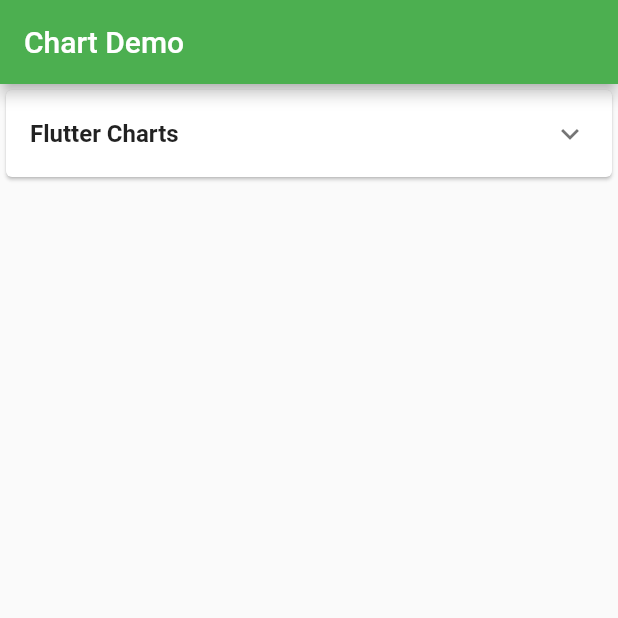
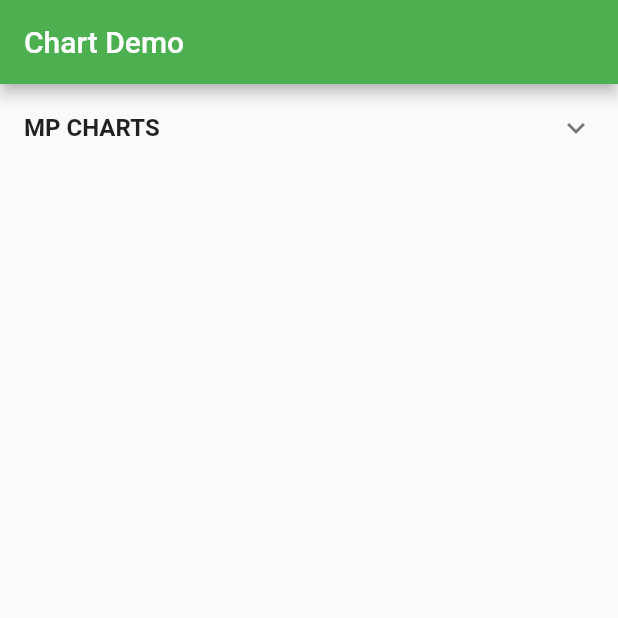
Before and after one commit to hamed-fs/flutter_chart_sample, a Flutter app: the screen it shows after launch, on a phone screen of 412 x 824 dp, the top half of it. Run offline on Flutter 3.47's test engine with Material 2 defaults, Android fonts, the phone set to English and light mode, and no system bars; our stand-ins replace permission_handler; missing offline and left inert: mp_chart.

Commit message:
- add library item and chart item models

```diff
--- /dev/null
+++ b/lib/models/chart_item.dart
@@ -0,0 +1,8 @@
+import 'package:flutter/material.dart';
+
+class ChartItem {
+  final String title;
+  final Widget screen;
+
+  ChartItem(this.title, this.screen);
+}
--- /dev/null
+++ b/lib/models/library_item.dart
@@ -0,0 +1,8 @@
+import 'package:flutter_chart_sample/models/chart_item.dart';
+
+class LibraryItem {
+  final String title;
+  final List<ChartItem> chartItems;
+
+  LibraryItem(this.title, this.chartItems);
+}
--- a/lib/pages/home_page.dart
+++ b/lib/pages/home_page.dart
@@ -1,4 +1,7 @@
 import 'package:flutter/material.dart';
+
+import 'package:flutter_chart_sample/models/chart_item.dart';
+import 'package:flutter_chart_sample/models/library_item.dart';
 import 'package:flutter_chart_sample/pages/bar_chart_page.dart';
 import 'package:flutter_chart_sample/pages/line_chart_page.dart';
 import 'package:flutter_chart_sample/pages/pie_chart_page.dart';
@@ -13,6 +16,26 @@ class HomePage extends StatefulWidget {
 }
 
 class _HomePageState extends State<HomePage> {
+  final List<LibraryItem> libraryItems = [
+    LibraryItem(
+      'MP CHARTS',
+      [
+        ChartItem(
+          'Line Chart',
+          LineChartPage(),
+        ),
+        ChartItem(
+          'Bar Chart',
+          BarChartPage(),
+        ),
+        ChartItem(
+          'Pie Chart',
+          PieChartPage(),
+        ),
+      ],
+    )
+  ];
+
   @override
   Widget build(BuildContext context) {
     return Scaffold(
@@ -21,59 +44,38 @@ class _HomePageState extends State<HomePage> {
       ),
       body: Center(
         child: Column(
-          children: <Widget>[
-            Flexible(child: _buildList(context)),
-          ],
+          children: _getListItems(context, libraryItems),
         ),
       ),
     );
   }
 }
 
-Widget _buildList(BuildContext context) {
-  return SingleChildScrollView(
-    child: Card(
-      child: ExpansionTile(
-        title: Text(
-          'Flutter Charts',
-          style: TextStyle(fontWeight: FontWeight.bold),
-        ),
-        children: <Widget>[
-          ListTile(
-            title: Text('Bar Chart'),
-            onTap: () => _showLineChart(context),
-          ),
-          ListTile(
-            title: Text('Line Chart'),
-            onTap: () => _showBarChart(context),
-          ),
-          ListTile(
-            title: Text('Pie Chart'),
-            onTap: () => _showPieChart(context),
-          ),
-        ],
-      ),
-    ),
+void _showChart(BuildContext context, Widget screen) {
+  Navigator.push(
+    context,
+    MaterialPageRoute(builder: (context) => screen),
   );
 }
 
-void _showLineChart(BuildContext context) {
-  Navigator.push(
-    context,
-    MaterialPageRoute(builder: (context) => LineChartPage()),
-  );
+List<Widget> _getListItems(
+    BuildContext context, List<LibraryItem> libraryItems) {
+  return libraryItems
+      .map(
+        (libraryItem) => ExpansionTile(
+          title: Text(
+            libraryItem.title,
+            style: TextStyle(fontWeight: FontWeight.bold),
+          ),
+          children: libraryItem.chartItems
+              .map(
+                (chartItem) => ListTile(
+                  title: Text(chartItem.title),
+                  onTap: () => _showChart(context, chartItem.screen),
+                ),
+              )
+              .toList(),
+        ),
+      )
+      .toList();
 }
-
-void _showBarChart(BuildContext context) {
-  Navigator.push(
-    context,
-    MaterialPageRoute(builder: (context) => BarChartPage()),
-  );
-}
-
-void _showPieChart(BuildContext context) {
-  Navigator.push(
-    context,
-    MaterialPageRoute(builder: (context) => PieChartPage()),
-  );
-}
```
